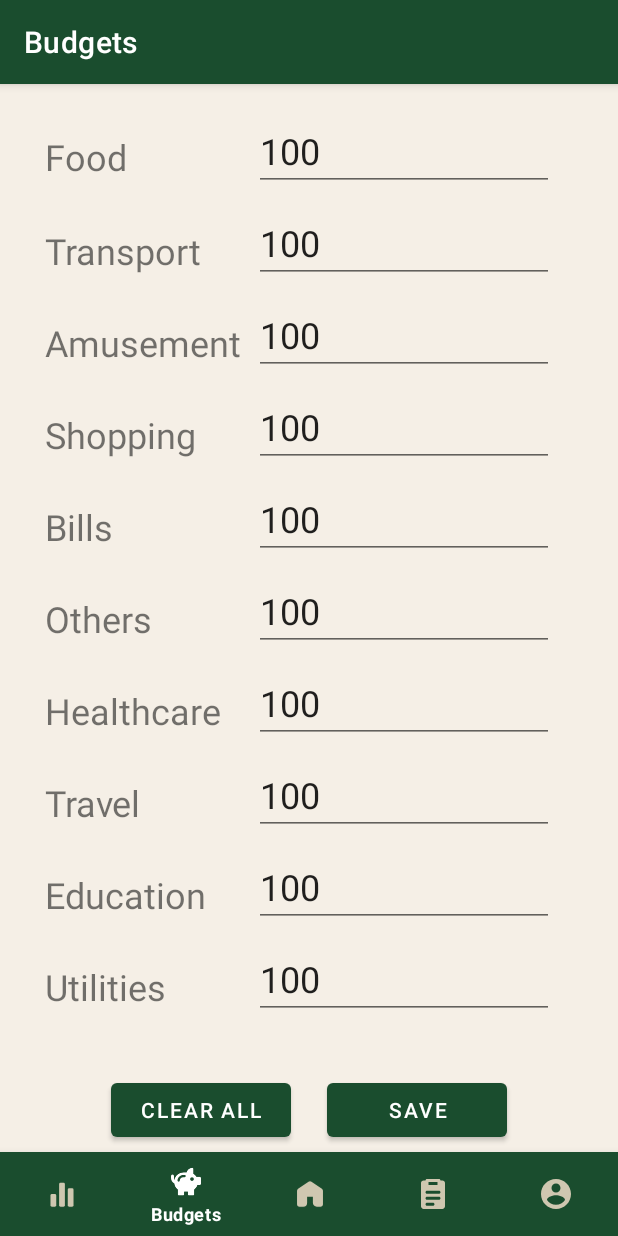
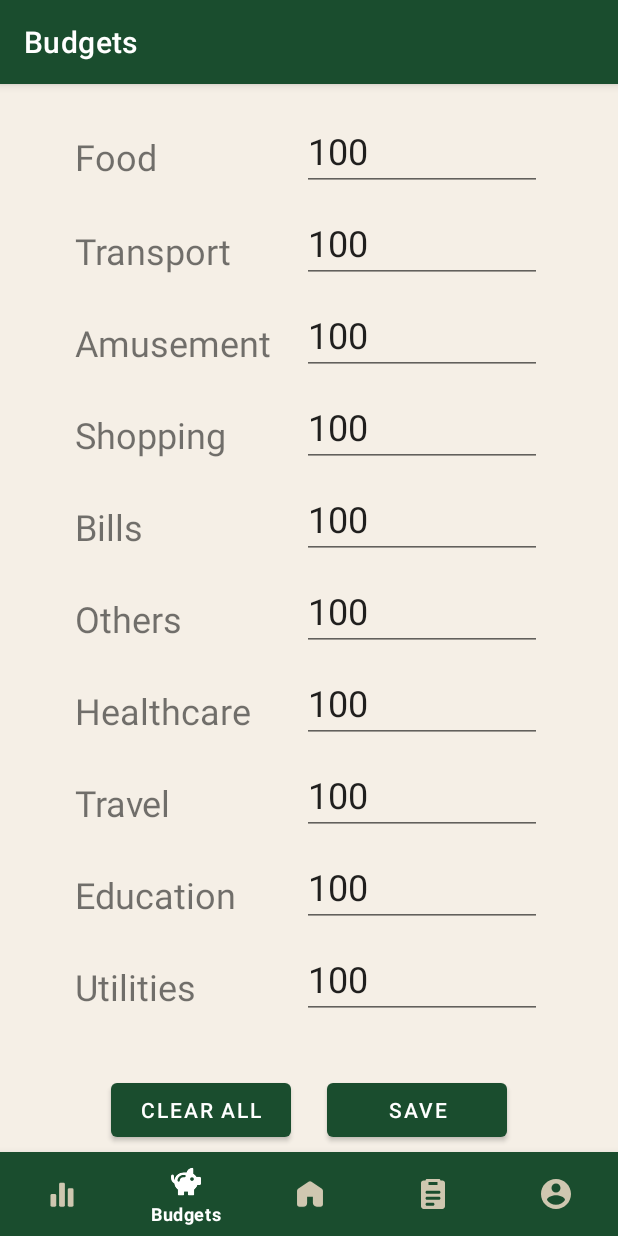
Before and after one commit to petrovoleh/Expense-tracker, an Android app: the BudgetsFragment screen opened through its navigation route, on a phone screen of 412 x 824 dp. Run offline under Robolectric (Android 15) with nearby library versions, the phone set to English and light mode, and no system bars; our stand-ins replace Room's generated code, navigation-ui; libraries missing offline, so code that uses them is left out: com.itextpdf.kernel, com.itextpdf.layout, io.github.cdimascio.dotenv; pictures from the network do not load; 2 statements that could not run were skipped.

Commit message:
signin, signup and budgets pages design update

```diff
--- a/src/client/app/src/main/AndroidManifest.xml
+++ b/src/client/app/src/main/AndroidManifest.xml
@@ -27,7 +27,7 @@
         <activity
             android:name=".MainActivity"
             android:exported="true"
-            android:label="@string/app_name">
+            android:windowSoftInputMode="adjustPan|stateHidden">
             <intent-filter>
                 <action android:name="android.intent.action.MAIN" />
 
@@ -39,6 +39,7 @@
                 android:value="" />
         </activity>
 
+
     </application>
 
 
--- a/src/client/app/src/main/res/layout/fragment_budgets.xml
+++ b/src/client/app/src/main/res/layout/fragment_budgets.xml
@@ -12,7 +12,7 @@
 
     <EditText
         android:id="@+id/editTextCategory1"
-        android:layout_width="200dp"
+        android:layout_width="160dp"
         android:layout_height="46dp"
         android:layout_marginTop="25dp"
         android:hint="Budget 1"
@@ -28,7 +28,7 @@
         android:id="@+id/textCategory1"
         android:layout_width="wrap_content"
         android:layout_height="wrap_content"
-        android:layout_marginStart="30dp"
+        android:layout_marginStart="50dp"
         android:layout_marginTop="32dp"
         android:text="Text"
         android:textSize="24sp"
@@ -38,7 +38,7 @@
 
     <EditText
         android:id="@+id/editTextCategory2"
-        android:layout_width="200dp"
+        android:layout_width="160dp"
         android:layout_height="46dp"
         android:layout_marginTop="15dp"
         android:hint="Budget 2"
@@ -54,7 +54,7 @@
         android:id="@+id/textCategory2"
         android:layout_width="wrap_content"
         android:layout_height="wrap_content"
-        android:layout_marginStart="30dp"
+        android:layout_marginStart="50dp"
         android:layout_marginTop="23dp"
         android:text="Text"
         android:textSize="24sp"
@@ -65,7 +65,7 @@
     <!-- Category 3 -->
     <EditText
         android:id="@+id/editTextCategory3"
-        android:layout_width="200dp"
+        android:layout_width="160dp"
         android:layout_height="46dp"
         android:layout_marginTop="15dp"
         android:hint="Budget 3"
@@ -81,7 +81,7 @@
         android:id="@+id/textCategory3"
         android:layout_width="wrap_content"
         android:layout_height="wrap_content"
-        android:layout_marginStart="30dp"
+        android:layout_marginStart="50dp"
         android:layout_marginTop="23dp"
         android:text="Text"
         android:textSize="24sp"
@@ -92,7 +92,7 @@
     <!-- Category 4 -->
     <EditText
         android:id="@+id/editTextCategory4"
-        android:layout_width="200dp"
+        android:layout_width="160dp"
         android:layout_height="46dp"
         android:layout_marginTop="15dp"
         android:hint="Budget 4"
@@ -108,7 +108,7 @@
         android:id="@+id/textCategory4"
         android:layout_width="wrap_content"
         android:layout_height="wrap_content"
-        android:layout_marginStart="30dp"
+        android:layout_marginStart="50dp"
         android:layout_marginTop="23dp"
         android:text="Text"
         android:textSize="24sp"
@@ -120,7 +120,7 @@
     <!-- Category 5 -->
     <EditText
         android:id="@+id/editTextCategory5"
-        android:layout_width="200dp"
+        android:layout_width="160dp"
         android:layout_height="46dp"
         android:layout_marginTop="15dp"
         android:hint="Budget 5"
@@ -136,7 +136,7 @@
         android:id="@+id/textCategory5"
         android:layout_width="wrap_content"
         android:layout_height="wrap_content"
-        android:layout_marginStart="30dp"
+        android:layout_marginStart="50dp"
         android:layout_marginTop="23dp"
         android:text="Text"
         android:textSize="24sp"
@@ -147,7 +147,7 @@
     <!-- Category 6 -->
     <EditText
         android:id="@+id/editTextCategory6"
-        android:layout_width="200dp"
+        android:layout_width="160dp"
         android:layout_height="46dp"
         android:layout_marginTop="15dp"
         android:hint="Budget 6"
@@ -163,7 +163,7 @@
         android:id="@+id/textCategory6"
         android:layout_width="wrap_content"
         android:layout_height="wrap_content"
-        android:layout_marginStart="30dp"
+        android:layout_marginStart="50dp"
         android:layout_marginTop="23dp"
         android:text="Text"
         android:textSize="24sp"
@@ -174,7 +174,7 @@
     <!-- Category 7 -->
     <EditText
         android:id="@+id/editTextCategory7"
-        android:layout_width="200dp"
+        android:layout_width="160dp"
         android:layout_height="46dp"
         android:layout_marginTop="15dp"
         android:hint="Budget 7"
@@ -190,7 +190,7 @@
         android:id="@+id/textCategory7"
         android:layout_width="wrap_content"
         android:layout_height="wrap_content"
-        android:layout_marginStart="30dp"
+        android:layout_marginStart="50dp"
         android:layout_marginTop="23dp"
         android:text="Text"
         android:textSize="24sp"
@@ -201,7 +201,7 @@
     <!-- Category 8 -->
     <EditText
         android:id="@+id/editTextCategory8"
-        android:layout_width="200dp"
+        android:layout_width="160dp"
         android:layout_height="46dp"
         android:layout_marginTop="15dp"
         android:hint="Budget 8"
@@ -217,7 +217,7 @@
         android:id="@+id/textCategory8"
         android:layout_width="wrap_content"
         android:layout_height="wrap_content"
-        android:layout_marginStart="30dp"
+        android:layout_marginStart="50dp"
         android:layout_marginTop="23dp"
         android:text="Text"
         android:textSize="24sp"
@@ -228,7 +228,7 @@
     <!-- Category 9 -->
     <EditText
         android:id="@+id/editTextCategory9"
-        android:layout_width="200dp"
+        android:layout_width="160dp"
         android:layout_height="46dp"
         android:layout_marginTop="15dp"
         android:hint="Budget 9"
@@ -244,7 +244,7 @@
         android:id="@+id/textCategory9"
         android:layout_width="wrap_content"
         android:layout_height="wrap_content"
-        android:layout_marginStart="30dp"
+        android:layout_marginStart="50dp"
         android:layout_marginTop="23dp"
         android:text="Text"
         android:textSize="24sp"
@@ -255,7 +255,7 @@
     <!-- Category 10 -->
     <EditText
         android:id="@+id/editTextCategory10"
-        android:layout_width="200dp"
+        android:layout_width="160dp"
         android:layout_height="46dp"
         android:layout_marginTop="15dp"
         android:hint="Budget 10"
@@ -271,7 +271,7 @@
         android:id="@+id/textCategory10"
         android:layout_width="wrap_content"
         android:layout_height="wrap_content"
-        android:layout_marginStart="30dp"
+        android:layout_marginStart="50dp"
         android:layout_marginTop="23dp"
         android:text="Text"
         android:textSize="24sp"
```
Also changed, not shown: src/client/app/src/main/res/layout/fragment_signin.xml (+6 -6 lines), src/client/app/src/main/res/layout/fragment_signup.xml (+15 -27 lines).
